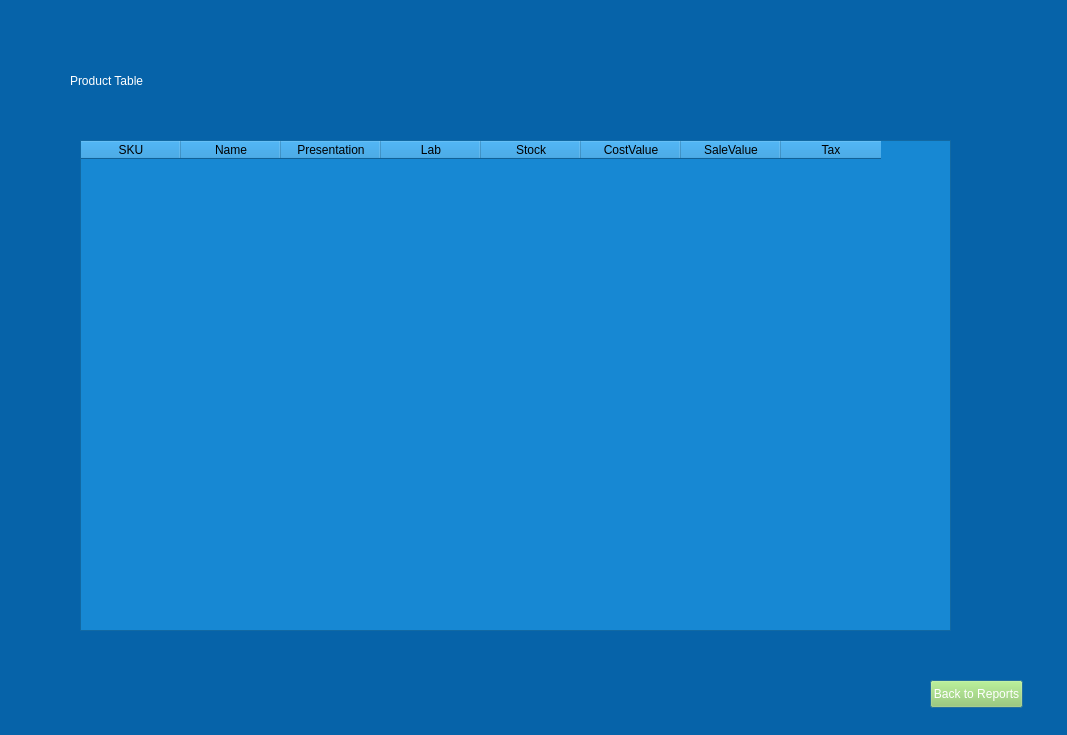
This is prodtable.ui in Detectov/PharmacyProject as Qt 5 draws it before an edit. The edited form follows.
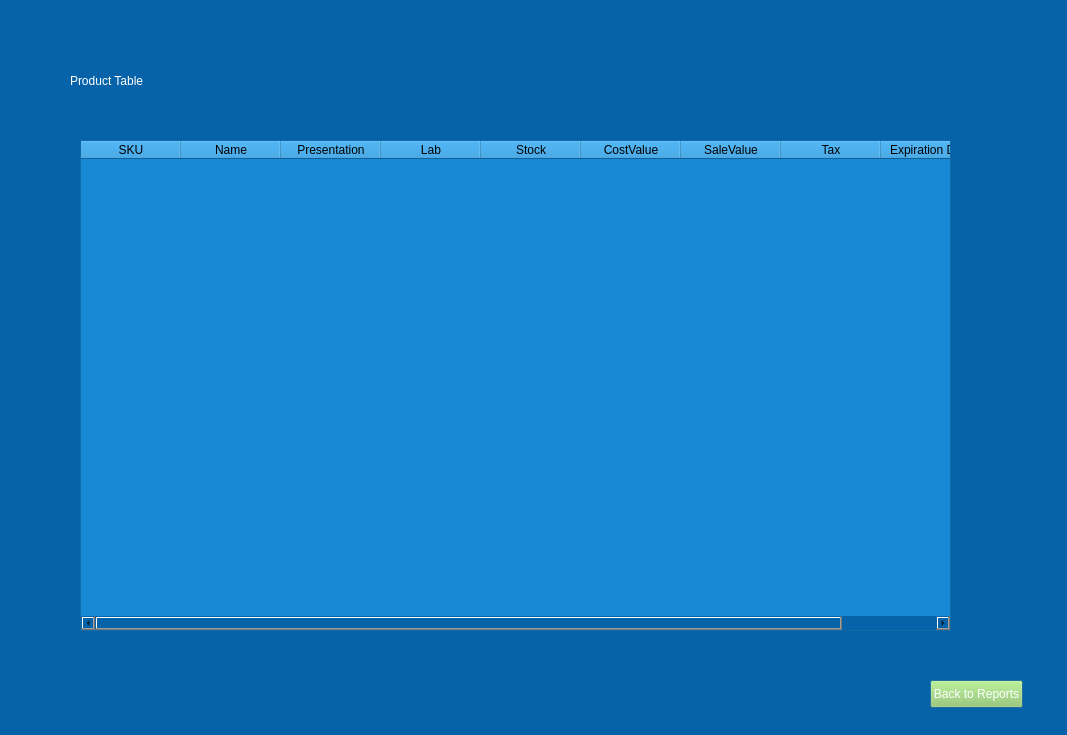
This is the edited form.

```diff
--- a/prodtable.ui
+++ b/prodtable.ui
@@ -88,6 +88,11 @@
      <string>Tax</string>
     </property>
    </column>
+   <column>
+    <property name="text">
+     <string>Expiration Date</string>
+    </property>
+   </column>
   </widget>
   <widget class="QPushButton" name="backbutton">
    <property name="geometry">
```
